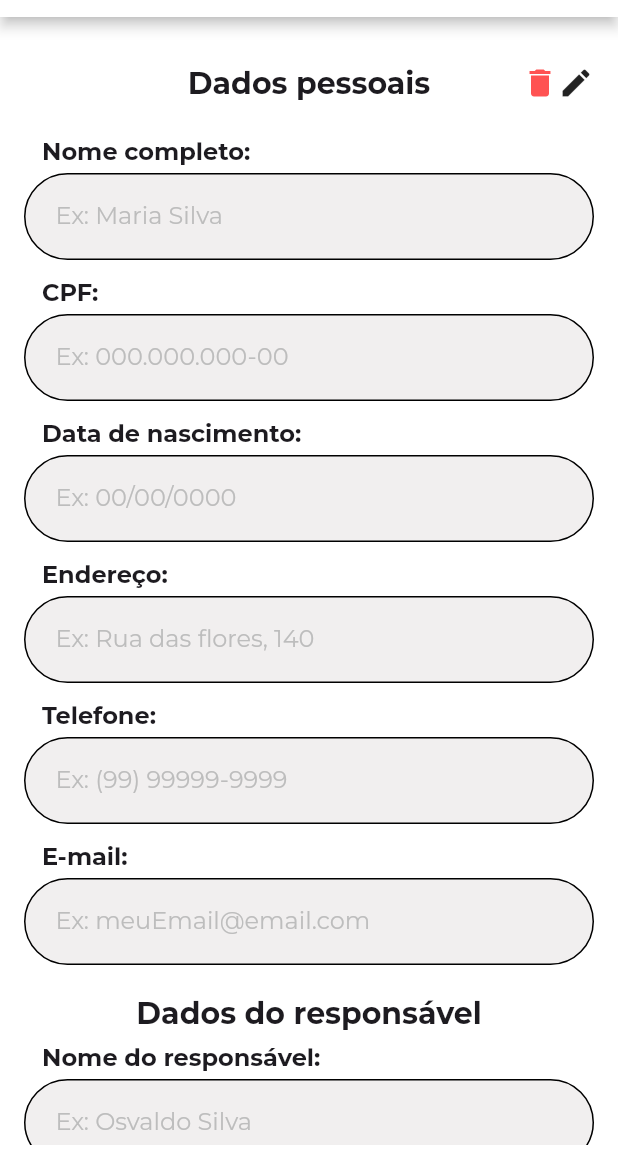
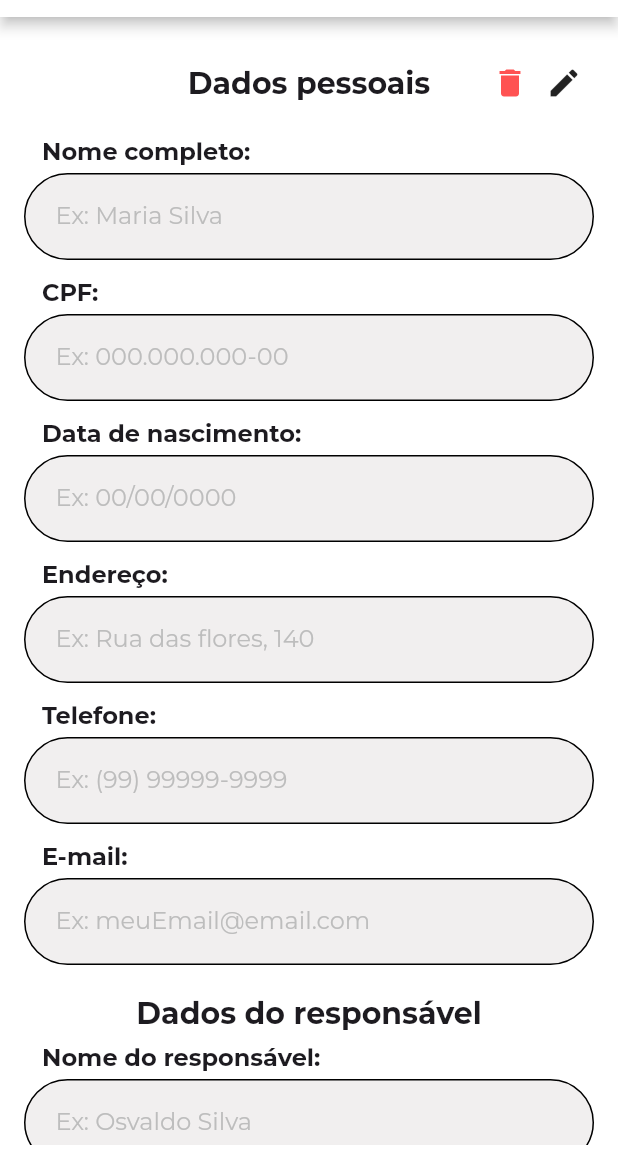
Before and after one commit to VinioVnz/profmate_mvc, a Flutter app: the VerAlunoView screen opened directly, on a phone screen of 412 x 824 dp, the part 67-1236 px from its top. Run offline on Flutter 3.47's test engine with Material 3 defaults, Android fonts, the light colour scheme and no system bars; our stand-ins replace fl_chart, flutter_speed_dial, google_fonts, image_picker, mask_text_input_formatter, pdf and 3 more; accounts and stored records are empty.

Commit message:
merge vini_api_alunos com dev

```diff
--- a/lib/src/views/ver_aluno_view.dart
+++ b/lib/src/views/ver_aluno_view.dart
@@ -190,12 +190,14 @@ class _VerAlunoViewState extends State<VerAlunoView> {
                                   onPressed: _deletar,
                                   color: Colors.redAccent,
                                 ),
+                                SizedBox(width: 12,),
                                 IconButton(
                                   padding: EdgeInsets.zero,
                                   constraints: BoxConstraints(),
                                   icon: Icon(Icons.edit),
                                   onPressed: _editar,
                                 ),
+                                SizedBox(width: 8,),
                               ],
                             ),
                           ),
```
Also changed, not shown: pubspec.lock.
